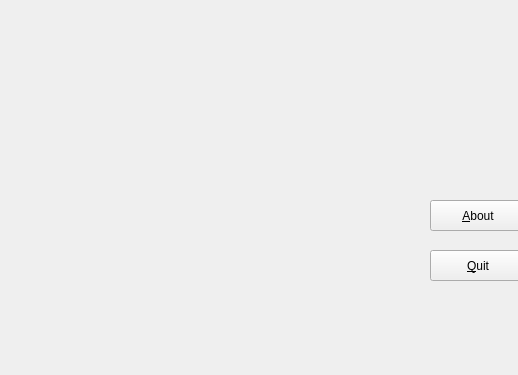
This is forms/FrmMainWindow.ui in QGeocache/QGeocache as Qt 5 draws it before an edit; both pictures show x 0 to 518 and y 0 to 375 of the 800 by 600 pixel window. The edited form follows.
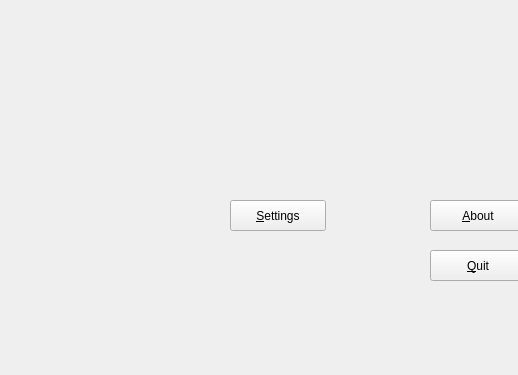
This is the edited form.

Patch:
```diff
--- a/forms/FrmMainWindow.ui
+++ b/forms/FrmMainWindow.ui
@@ -40,6 +40,19 @@
      <string>&amp;About</string>
     </property>
    </widget>
+   <widget class="QPushButton" name="btnSettings">
+    <property name="geometry">
+     <rect>
+      <x>230</x>
+      <y>200</y>
+      <width>96</width>
+      <height>31</height>
+     </rect>
+    </property>
+    <property name="text">
+     <string>&amp;Settings</string>
+    </property>
+   </widget>
   </widget>
  </widget>
  <resources/>
```
